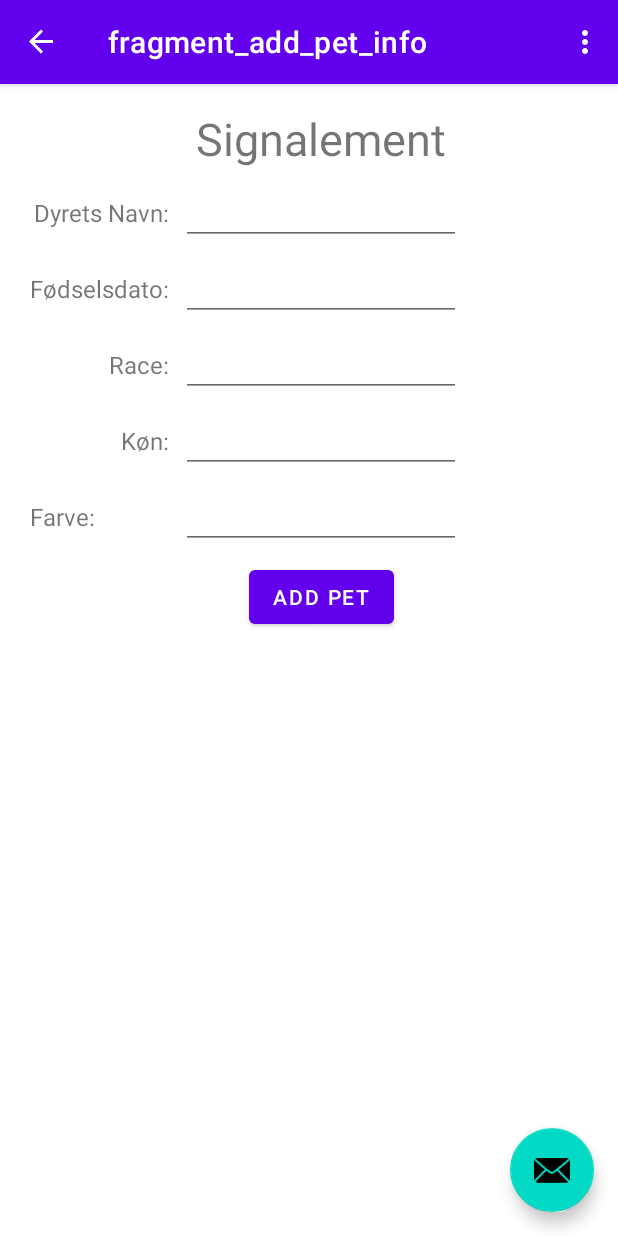
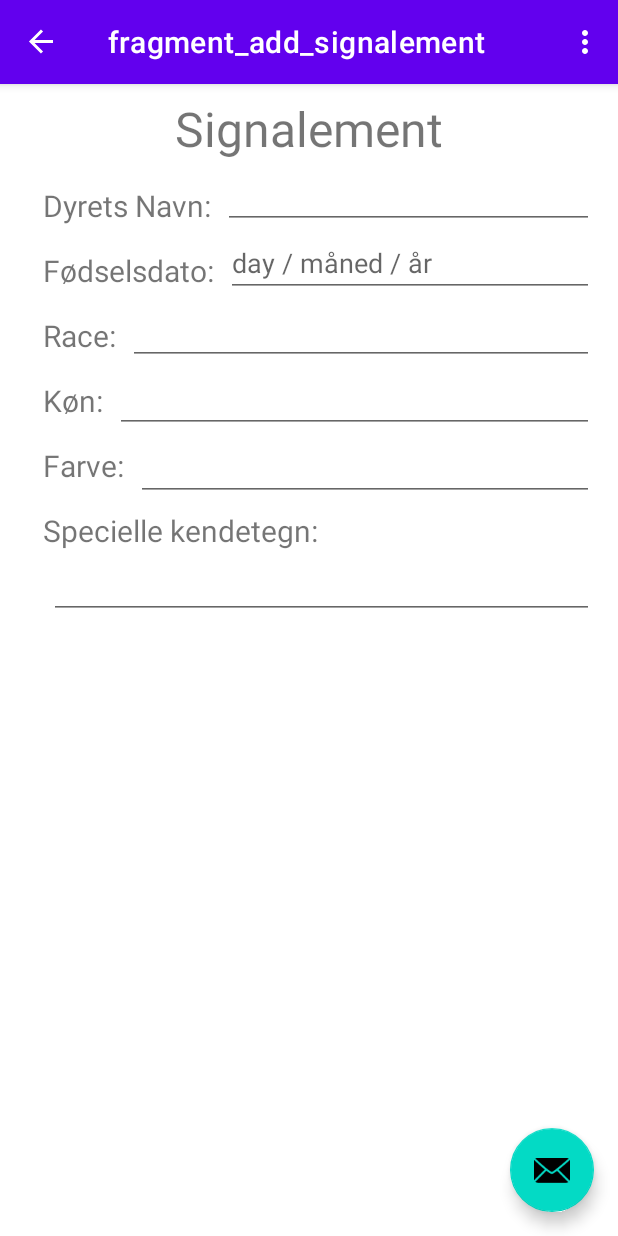
Before and after one commit to marker99/Mit-Dyrs-Sundhed, an Android app: the screen it shows after launch (MainActivity), after a tap on "TILFØJ KÆLEDYR", on a phone screen of 412 x 824 dp. Run offline under Robolectric (Android 15) with nearby library versions, the phone set to English and light mode, and no system bars; our stand-ins replace navigation-ui.

Commit message:
add signalement view begun

```diff
--- a/app/src/main/java/com/github/marker99/AddPetInfoFragment.java
+++ b/app/src/main/java/com/github/marker99/AddSignalementFragment.java
@@ -10,10 +10,10 @@ import android.view.ViewGroup;
 
 /**
  * A simple {@link Fragment} subclass.
- * Use the {@link AddPetInfoFragment#newInstance} factory method to
+ * Use the {@link AddSignalementFragment#newInstance} factory method to
  * create an instance of this fragment.
  */
-public class AddPetInfoFragment extends Fragment {
+public class AddSignalementFragment extends Fragment {
 
     // TODO: Rename parameter arguments, choose names that match
     // the fragment initialization parameters, e.g. ARG_ITEM_NUMBER
@@ -24,7 +24,7 @@ public class AddPetInfoFragment extends Fragment {
     private String mParam1;
     private String mParam2;
 
-    public AddPetInfoFragment() {
+    public AddSignalementFragment() {
         // Required empty public constructor
     }
 
@@ -37,8 +37,8 @@ public class AddPetInfoFragment extends Fragment {
      * @return A new instance of fragment AddPetInfoFragment.
      */
     // TODO: Rename and change types and number of parameters
-    public static AddPetInfoFragment newInstance(String param1, String param2) {
-        AddPetInfoFragment fragment = new AddPetInfoFragment();
+    public static AddSignalementFragment newInstance(String param1, String param2) {
+        AddSignalementFragment fragment = new AddSignalementFragment();
         Bundle args = new Bundle();
         args.putString(ARG_PARAM1, param1);
         args.putString(ARG_PARAM2, param2);
@@ -59,6 +59,6 @@ public class AddPetInfoFragment extends Fragment {
     public View onCreateView(LayoutInflater inflater, ViewGroup container,
                              Bundle savedInstanceState) {
         // Inflate the layout for this fragment
-        return inflater.inflate(R.layout.fragment_add_pet_info, container, false);
+        return inflater.inflate(R.layout.fragment_add_signalement, container, false);
     }
 }
--- a/app/src/main/java/com/github/marker99/MainActivity.java
+++ b/app/src/main/java/com/github/marker99/MainActivity.java
@@ -14,18 +14,18 @@ import androidx.navigation.ui.NavigationUI;
 import androidx.drawerlayout.widget.DrawerLayout;
 import androidx.appcompat.app.AppCompatActivity;
 
-import com.github.marker99.databinding.ActivityMain2Binding;
+import com.github.marker99.databinding.ActivityMainBinding;
 
 public class MainActivity extends AppCompatActivity {
 
     private AppBarConfiguration mAppBarConfiguration;
-    private ActivityMain2Binding binding;
+    private ActivityMainBinding binding;
 
     @Override
     protected void onCreate(Bundle savedInstanceState) {
         super.onCreate(savedInstanceState);
 
-        binding = ActivityMain2Binding.inflate(getLayoutInflater());
+        binding = ActivityMainBinding.inflate(getLayoutInflater());
         setContentView(binding.getRoot());
 
         setSupportActionBar(binding.appBarMain.toolbar);
--- a/app/src/main/res/layout/fragment_add_pet_info.xml
+++ /dev/null
@@ -1,175 +0,0 @@
-<?xml version="1.0" encoding="utf-8"?>
-
-<ScrollView xmlns:android="http://schemas.android.com/apk/res/android"
-    xmlns:app="http://schemas.android.com/apk/res-auto"
-    xmlns:tools="http://schemas.android.com/tools"
-    android:layout_width="match_parent"
-    android:layout_height="match_parent"
-    android:layout_marginStart="16dp"
-
-    tools:context=".AddPetInfoFragment">
-
-    <GridLayout
-
-        android:layout_width="match_parent"
-        android:layout_height="0dp"
-        android:alignmentMode="alignBounds"
-        android:columnCount="2"
-        android:columnOrderPreserved="false"
-        android:useDefaultMargins="true">
-
-        <TextView
-            android:id="@+id/signalement"
-            android:layout_columnSpan="2"
-            android:layout_gravity="center_horizontal"
-            android:layout_marginTop="16dp"
-            android:text="@string/signalement"
-            android:textSize="30sp" />
-
-
-        <TextView
-            android:id="@+id/petName"
-            android:layout_gravity="end"
-            android:text="@string/dyrets_navn"
-            android:textSize="16sp" />
-
-        <EditText
-            android:id="@+id/editText_petName"
-            android:ems="10"
-            android:inputType="text"
-            android:textSize="16sp" />
-
-
-        <TextView
-            android:id="@+id/birthdate"
-            android:layout_gravity="end"
-            android:text="@string/fødselsdato"
-            android:textSize="16sp" />
-
-        <EditText
-            android:id="@+id/date_birthdate"
-            android:ems="10"
-            android:inputType="date"
-            android:textSize="16sp" />
-
-
-        <TextView
-            android:id="@+id/race"
-            android:layout_gravity="end"
-            android:text="@string/race"
-            android:textSize="16sp" />
-
-        <EditText
-            android:id="@+id/editText_race"
-            android:ems="10"
-            android:inputType="text"
-            android:textSize="16sp" />
-
-
-        <TextView
-            android:id="@+id/gender"
-            android:layout_gravity="end"
-            android:text="@string/køn"
-            android:textSize="16sp" />
-
-        <EditText
-            android:id="@+id/editText_gender"
-            android:ems="10"
-            android:inputType="text"
-            android:textSize="16sp" />
-
-
-        <TextView
-            android:id="@+id/color"
-            android:text="@string/farve"
-            android:textSize="16sp" />
-
-        <EditText
-            android:id="@+id/editText_color"
-            android:ems="10"
-            android:inputType="text"
-            android:textSize="16sp" />
-
-
-        <!--<TextView
-            android:id="@+id/owner"
-            android:layout_rowSpan="1"
-            android:layout_columnSpan="2"
-            android:layout_gravity="center_horizontal"
-            android:layout_marginTop="16dp"
-            android:text="@string/ejer"
-            android:textSize="30sp" />
-
-
-        <TextView
-            android:id="@+id/ownerName"
-            android:layout_gravity="end"
-            android:text="@string/navn"
-            android:textSize="16sp" />
-
-        <EditText
-            android:id="@+id/editText_ownerName"
-            android:ems="10"
-            android:inputType="text"
-            android:textSize="16sp" />
-
-
-        <TextView
-            android:id="@+id/street"
-            android:layout_gravity="end"
-            android:text="@string/gade"
-            android:textSize="16sp" />
-
-        <EditText
-            android:id="@+id/editText_street"
-            android:ems="10"
-            android:inputType="text"
-            android:textSize="16sp" />
-
-
-        <TextView
-            android:id="@+id/city"
-            android:layout_gravity="end"
-            android:text="By"
-            android:textSize="16sp" />
-
-        <EditText
-            android:id="@+id/editText_city"
-            android:ems="10"
-            android:inputType="text"
-            android:textSize="16sp" />
-
-
-        <TextView
-            android:id="@+id/country"
-            android:layout_gravity="end"
-            android:text="@string/land"
-            android:textSize="16sp" />
-
-        <EditText
-            android:id="@+id/editText_country"
-            android:ems="10"
-            android:inputType="text"
-            android:textSize="16sp" />
-
-
-        <TextView
-            android:id="@+id/phoneNumber"
-            android:text="@string/telefon"
-            android:textSize="16sp" />
-
-        <EditText
-            android:id="@+id/editText_phoneNumber"
-            android:ems="10"
-            android:inputType="phone"
-            android:textSize="16sp" />-->
-
-
-        <Button
-            android:id="@+id/button_addPetInfo"
-            android:layout_columnSpan="2"
-            android:layout_gravity="center_horizontal"
-            android:text="@string/add_pet" />
-
-    </GridLayout>
-</ScrollView>
--- /dev/null
+++ b/app/src/main/res/layout/fragment_add_signalement.xml
@@ -0,0 +1,172 @@
+<?xml version="1.0" encoding="utf-8"?>
+<androidx.constraintlayout.widget.ConstraintLayout xmlns:android="http://schemas.android.com/apk/res/android"
+    xmlns:app="http://schemas.android.com/apk/res-auto"
+    xmlns:tools="http://schemas.android.com/tools"
+    android:layout_width="match_parent"
+    android:layout_height="match_parent"
+
+    tools:context=".AddSignalementFragment">
+
+    <androidx.constraintlayout.widget.Guideline
+        android:id="@+id/guideline2"
+        android:layout_width="wrap_content"
+        android:layout_height="wrap_content"
+        android:orientation="vertical"
+        app:layout_constraintGuide_percent="0.06" />
+
+    <TextView
+        android:id="@+id/signalement"
+        android:layout_width="wrap_content"
+        android:layout_height="wrap_content"
+        android:layout_marginTop="8dp"
+        android:text="@string/signalement"
+        android:textSize="32sp"
+        app:layout_constraintEnd_toEndOf="parent"
+        app:layout_constraintStart_toStartOf="parent"
+        app:layout_constraintTop_toTopOf="parent" />
+
+    <TextView
+        android:id="@+id/petName"
+        android:layout_width="wrap_content"
+        android:layout_height="wrap_content"
+        android:layout_marginStart="4dp"
+        android:layout_marginTop="16dp"
+        android:text="@string/dyrets_navn"
+        android:textSize="20sp"
+        app:layout_constraintStart_toStartOf="@+id/guideline2"
+        app:layout_constraintTop_toBottomOf="@+id/signalement" />
+
+    <EditText
+        android:id="@+id/editText_petName"
+        android:layout_width="0dp"
+        android:layout_height="wrap_content"
+        android:layout_marginStart="8dp"
+        android:layout_marginEnd="16dp"
+        android:hint=""
+        android:inputType="text"
+        app:layout_constraintEnd_toEndOf="parent"
+        app:layout_constraintStart_toEndOf="@+id/petName"
+        app:layout_constraintTop_toBottomOf="@+id/signalement" />
+
+    <TextView
+        android:id="@+id/birthdate"
+        android:layout_width="wrap_content"
+        android:layout_height="wrap_content"
+        android:layout_marginStart="4dp"
+        android:layout_marginTop="16dp"
+        android:text="@string/fødselsdato"
+        android:textSize="20sp"
+        app:layout_constraintStart_toStartOf="@+id/guideline2"
+        app:layout_constraintTop_toBottomOf="@+id/petName" />
+
+    <EditText
+        android:id="@+id/editText_birthdate"
+        android:layout_width="0dp"
+        android:layout_height="wrap_content"
+        android:layout_marginStart="8dp"
+        android:layout_marginEnd="16dp"
+        android:hint="day / måned / år"
+        android:inputType="date"
+        app:layout_constraintEnd_toEndOf="parent"
+        app:layout_constraintStart_toEndOf="@+id/birthdate"
+        app:layout_constraintTop_toBottomOf="@+id/editText_petName" />
+
+
+    <TextView
+        android:id="@+id/race"
+        android:layout_width="wrap_content"
+        android:layout_height="wrap_content"
+        android:layout_marginStart="4dp"
+        android:layout_marginTop="16dp"
+        android:text="@string/race"
+        android:textSize="20sp"
+        app:layout_constraintStart_toStartOf="@+id/guideline2"
+        app:layout_constraintTop_toBottomOf="@+id/birthdate" />
+
+    <EditText
+        android:id="@+id/editText_race"
+        android:layout_width="0dp"
+        android:layout_height="wrap_content"
+        android:layout_marginStart="8dp"
+        android:layout_marginEnd="16dp"
+        android:hint=""
+        android:inputType="text"
+        app:layout_constraintEnd_toEndOf="parent"
+        app:layout_constraintStart_toEndOf="@+id/race"
+        app:layout_constraintTop_toBottomOf="@+id/editText_birthdate" />
+
+
+    <TextView
+        android:id="@+id/gender"
+        android:layout_width="wrap_content"
+        android:layout_height="wrap_content"
+        android:layout_marginStart="4dp"
+        android:layout_marginTop="16dp"
+        android:text="@string/køn"
+        android:textSize="20sp"
+        app:layout_constraintStart_toStartOf="@+id/guideline2"
+        app:layout_constraintTop_toBottomOf="@+id/race" />
+
+    <EditText
+        android:id="@+id/editText_gender"
+        android:layout_width="0dp"
+        android:layout_height="wrap_content"
+        android:layout_marginStart="8dp"
+        android:layout_marginEnd="16dp"
+        android:hint=""
+        android:inputType="text"
+        app:layout_constraintEnd_toEndOf="parent"
+        app:layout_constraintStart_toEndOf="@+id/gender"
+        app:layout_constraintTop_toBottomOf="@+id/editText_race" />
+
+
+    <TextView
+        android:id="@+id/color"
+        android:layout_width="wrap_content"
+        android:layout_height="wrap_content"
+        android:layout_marginStart="4dp"
+        android:layout_marginTop="16dp"
+        android:text="@string/farve"
+        android:textSize="20sp"
+        app:layout_constraintStart_toStartOf="@+id/guideline2"
+        app:layout_constraintTop_toBottomOf="@+id/gender" />
+
+    <EditText
+        android:id="@+id/editText_color"
+        android:layout_width="0dp"
+        android:layout_height="wrap_content"
+        android:layout_marginStart="8dp"
+        android:layout_marginEnd="16dp"
+        android:hint=""
+        android:inputType="text"
+        app:layout_constraintEnd_toEndOf="parent"
+        app:layout_constraintStart_toEndOf="@+id/color"
+        app:layout_constraintTop_toBottomOf="@+id/editText_gender" />
+
+
+    <TextView
+        android:id="@+id/specialCharacteristics"
+        android:layout_width="wrap_content"
+        android:layout_height="wrap_content"
+        android:layout_marginStart="4dp"
+        android:layout_marginTop="16dp"
+        android:text="@string/specielle_kendetegn"
+        android:textSize="20sp"
+        app:layout_constraintStart_toStartOf="@+id/guideline2"
+        app:layout_constraintTop_toBottomOf="@+id/color" />
+
+
+
+    <EditText
+        android:id="@+id/editText_specialCharacteristics"
+        android:layout_width="0dp"
+        android:layout_height="wrap_content"
+        android:layout_marginStart="8dp"
+        android:layout_marginEnd="16dp"
+        android:hint=""
+        android:inputType="text"
+        app:layout_constraintEnd_toEndOf="parent"
+        app:layout_constraintStart_toStartOf="@+id/guideline2"
+        app:layout_constraintTop_toBottomOf="@+id/specialCharacteristics" />
+
+</androidx.constraintlayout.widget.ConstraintLayout>
--- a/app/src/main/res/navigation/mobile_navigation.xml
+++ b/app/src/main/res/navigation/mobile_navigation.xml
@@ -9,10 +9,10 @@
         android:id="@+id/nav_home"
         android:name="com.github.marker99.ui.home.HomeFragment"
         android:label="@string/menu_home"
-        tools:layout="@layout/fragment_home" >
+        tools:layout="@layout/fragment_home">
         <action
             android:id="@+id/action_nav_home_to_addPetInfoFragment"
-            app:destination="@id/addPetInfoFragment" />
+            app:destination="@id/addSignalementFragment" />
     </fragment>
 
     <fragment
@@ -26,9 +26,10 @@
         android:name="com.github.marker99.ui.slideshow.SlideshowFragment"
         android:label="@string/menu_slideshow"
         tools:layout="@layout/fragment_slideshow" />
+
     <fragment
-        android:id="@+id/addPetInfoFragment"
-        android:name="com.github.marker99.AddPetInfoFragment"
-        android:label="fragment_add_pet_info"
-        tools:layout="@layout/fragment_add_pet_info" />
+        android:id="@+id/addSignalementFragment"
+        android:name="com.github.marker99.AddSignalementFragment"
+        android:label="fragment_add_signalement"
+        tools:layout="@layout/fragment_add_signalement" />
 </navigation>
```
Also changed, not shown: app/src/main/res/layout/activity_main.xml (renamed from app/src/main/res/layout/activity_main2.xml).
